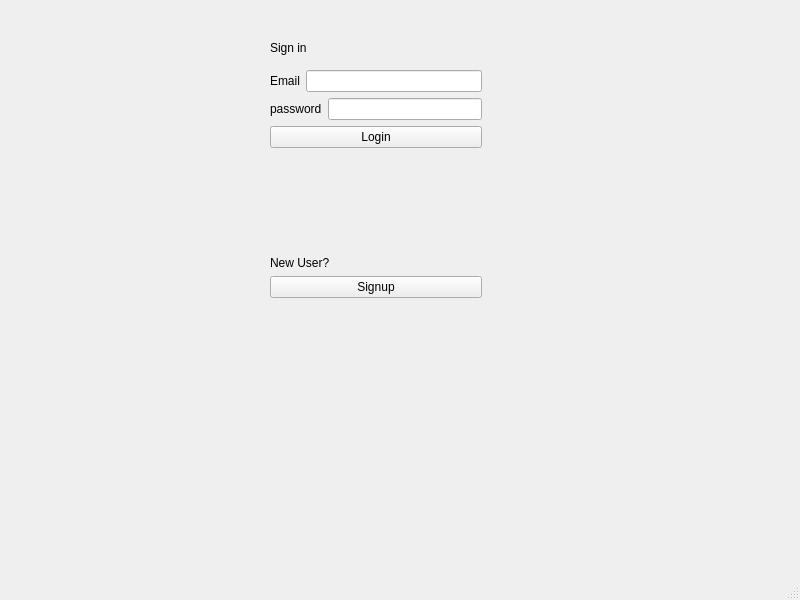
Qt form Minor project - Copy/Minor/project/mainwindow.ui (rishabhs-s/Minor) before a commit.
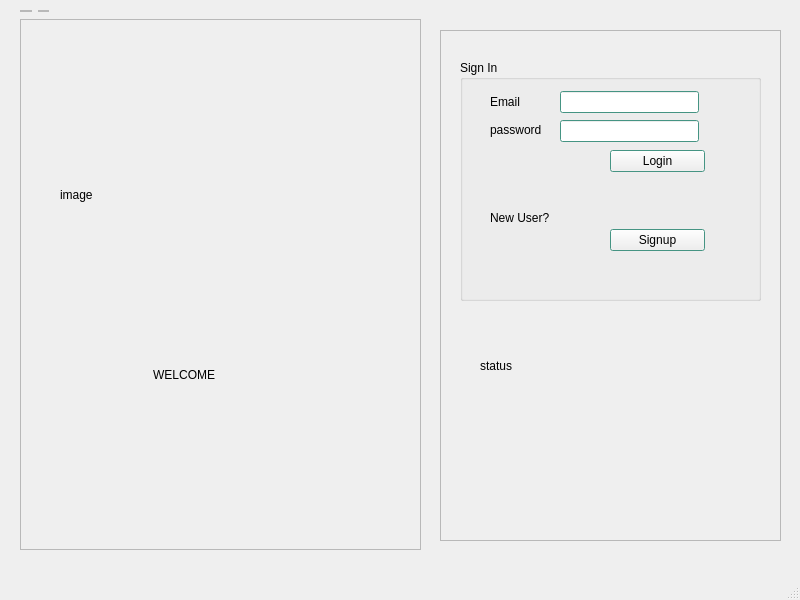
The same form after that commit.

The edit to the form file:
```diff
--- a/Minor project - Copy/Minor/project/mainwindow.ui
+++ b/Minor project - Copy/Minor/project/mainwindow.ui
@@ -14,25 +14,163 @@
    <string>MainWindow</string>
   </property>
   <widget class="QWidget" name="centralwidget">
-   <widget class="QWidget" name="layoutWidget">
+   <widget class="QFrame" name="frame_3">
     <property name="geometry">
      <rect>
-      <x>270</x>
-      <y>70</y>
-      <width>212</width>
-      <height>228</height>
+      <x>20</x>
+      <y>19</y>
+      <width>401</width>
+      <height>531</height>
      </rect>
     </property>
-    <layout class="QVBoxLayout" name="verticalLayout_5">
-     <item>
-      <layout class="QVBoxLayout" name="verticalLayout_3">
-       <item>
+    <property name="frameShape">
+     <enum>QFrame::StyledPanel</enum>
+    </property>
+    <property name="frameShadow">
+     <enum>QFrame::Raised</enum>
+    </property>
+    <widget class="QLabel" name="image">
+     <property name="geometry">
+      <rect>
+       <x>40</x>
+       <y>50</y>
+       <width>321</width>
+       <height>251</height>
+      </rect>
+     </property>
+     <property name="text">
+      <string>image</string>
+     </property>
+    </widget>
+    <widget class="QLabel" name="label_3">
+     <property name="geometry">
+      <rect>
+       <x>10</x>
+       <y>330</y>
+       <width>351</width>
+       <height>51</height>
+      </rect>
+     </property>
+     <property name="text">
+      <string>                                     WELCOME</string>
+     </property>
+    </widget>
+   </widget>
+   <widget class="QFrame" name="frame_4">
+    <property name="geometry">
+     <rect>
+      <x>440</x>
+      <y>30</y>
+      <width>341</width>
+      <height>511</height>
+     </rect>
+    </property>
+    <property name="frameShape">
+     <enum>QFrame::StyledPanel</enum>
+    </property>
+    <property name="frameShadow">
+     <enum>QFrame::Raised</enum>
+    </property>
+    <widget class="QGroupBox" name="groupBox">
+     <property name="geometry">
+      <rect>
+       <x>20</x>
+       <y>30</y>
+       <width>301</width>
+       <height>241</height>
+      </rect>
+     </property>
+     <property name="palette">
+      <palette>
+       <active>
+        <colorrole role="Base">
+         <brush brushstyle="SolidPattern">
+          <color alpha="255">
+           <red>255</red>
+           <green>255</green>
+           <blue>255</blue>
+          </color>
+         </brush>
+        </colorrole>
+        <colorrole role="Window">
+         <brush brushstyle="SolidPattern">
+          <color alpha="255">
+           <red>96</red>
+           <green>207</green>
+           <blue>183</blue>
+          </color>
+         </brush>
+        </colorrole>
+       </active>
+       <inactive>
+        <colorrole role="Base">
+         <brush brushstyle="SolidPattern">
+          <color alpha="255">
+           <red>255</red>
+           <green>255</green>
+           <blue>255</blue>
+          </color>
+         </brush>
+        </colorrole>
+        <colorrole role="Window">
+         <brush brushstyle="SolidPattern">
+          <color alpha="255">
+           <red>96</red>
+           <green>207</green>
+           <blue>183</blue>
+          </color>
+         </brush>
+        </colorrole>
+       </inactive>
+       <disabled>
+        <colorrole role="Base">
+         <brush brushstyle="SolidPattern">
+          <color alpha="255">
+           <red>96</red>
+           <green>207</green>
+           <blue>183</blue>
+          </color>
+         </brush>
+        </colorrole>
+        <colorrole role="Window">
+         <brush brushstyle="SolidPattern">
+          <color alpha="255">
+           <red>96</red>
+           <green>207</green>
+           <blue>183</blue>
+          </color>
+         </brush>
+        </colorrole>
+       </disabled>
+      </palette>
+     </property>
+     <property name="title">
+      <string>Sign In</string>
+     </property>
+     <widget class="QLabel" name="label_4">
+      <property name="geometry">
+       <rect>
+        <x>30</x>
+        <y>150</y>
+        <width>61</width>
+        <height>16</height>
+       </rect>
+      </property>
+      <property name="text">
+       <string>New User?</string>
+      </property>
+     </widget>
+     <widget class="QWidget" name="">
+      <property name="geometry">
+       <rect>
+        <x>30</x>
+        <y>30</y>
+        <width>57</width>
+        <height>51</height>
+       </rect>
+      </property>
         <layout class="QVBoxLayout" name="verticalLayout_2">
          <item>
-          <layout class="QVBoxLayout" name="verticalLayout">
-           <item>
-            <layout class="QHBoxLayout" name="horizontalLayout">
-             <item>
               <widget class="QLabel" name="label">
                <property name="text">
                 <string>Email</string>
@@ -40,26 +178,42 @@
               </widget>
              </item>
              <item>
-              <widget class="QLineEdit" name="email"/>
-             </item>
-            </layout>
-           </item>
-           <item>
-            <layout class="QHBoxLayout" name="horizontalLayout_2">
-             <item>
               <widget class="QLabel" name="label_2">
                <property name="text">
                 <string>password</string>
                </property>
               </widget>
              </item>
+      </layout>
+     </widget>
+     <widget class="QWidget" name="">
+      <property name="geometry">
+       <rect>
+        <x>100</x>
+        <y>30</y>
+        <width>139</width>
+        <height>53</height>
+       </rect>
+      </property>
+      <layout class="QVBoxLayout" name="verticalLayout">
+       <item>
+        <widget class="QLineEdit" name="email"/>
+       </item>
              <item>
               <widget class="QLineEdit" name="password"/>
              </item>
             </layout>
-           </item>
-          </layout>
-         </item>
+     </widget>
+     <widget class="QWidget" name="">
+      <property name="geometry">
+       <rect>
+        <x>150</x>
+        <y>90</y>
+        <width>95</width>
+        <height>101</height>
+       </rect>
+      </property>
+      <layout class="QVBoxLayout" name="verticalLayout_3">
          <item>
           <widget class="QPushButton" name="login">
            <property name="text">
@@ -67,12 +221,8 @@
            </property>
           </widget>
          </item>
-        </layout>
-       </item>
-      </layout>
-     </item>
      <item>
-      <spacer name="verticalSpacer">
+        <spacer name="verticalSpacer_2">
        <property name="orientation">
         <enum>Qt::Vertical</enum>
        </property>
@@ -85,15 +235,6 @@
       </spacer>
      </item>
      <item>
-      <layout class="QVBoxLayout" name="verticalLayout_4">
-       <item>
-        <widget class="QLabel" name="label_4">
-         <property name="text">
-          <string>New User?</string>
-         </property>
-        </widget>
-       </item>
-       <item>
         <widget class="QPushButton" name="signup">
          <property name="text">
           <string>Signup</string>
@@ -101,34 +242,53 @@
         </widget>
        </item>
       </layout>
-     </item>
-    </layout>
+     </widget>
    </widget>
    <widget class="QLabel" name="label_5">
     <property name="geometry">
      <rect>
-      <x>300</x>
-      <y>310</y>
-      <width>181</width>
+       <x>40</x>
+       <y>300</y>
+       <width>261</width>
       <height>71</height>
      </rect>
     </property>
     <property name="text">
-     <string/>
-    </property>
-   </widget>
-   <widget class="QLabel" name="label_3">
+      <string>status</string>
+     </property>
+    </widget>
+   </widget>
+   <widget class="QWidget" name="">
     <property name="geometry">
      <rect>
-      <x>270</x>
-      <y>40</y>
-      <width>208</width>
-      <height>16</height>
+      <x>20</x>
+      <y>10</y>
+      <width>29</width>
+      <height>2</height>
      </rect>
     </property>
-    <property name="text">
-     <string>Sign in</string>
-    </property>
+    <layout class="QHBoxLayout" name="horizontalLayout">
+     <item>
+      <widget class="QFrame" name="frame">
+       <property name="frameShape">
+        <enum>QFrame::StyledPanel</enum>
+       </property>
+       <property name="frameShadow">
+        <enum>QFrame::Raised</enum>
+       </property>
+      </widget>
+     </item>
+     <item>
+      <widget class="QFrame" name="frame_2">
+       <property name="frameShape">
+        <enum>QFrame::StyledPanel</enum>
+       </property>
+       <property name="frameShadow">
+        <enum>QFrame::Raised</enum>
+       </property>
+      </widget>
+     </item>
+    </layout>
    </widget>
   </widget>
   <widget class="QMenuBar" name="menubar">
```
Lines whose indentation alone changed are shown as unchanged.
